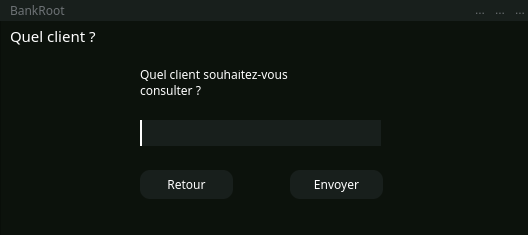
Before: the Qt Designer form quel_client.ui in SparqueeZ/Bank-Root, drawn with Qt 5.
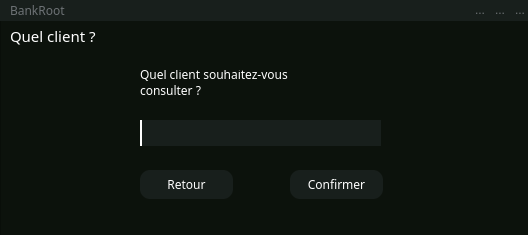
After: the same form once the commit is applied. Icons and pictures are not drawn.

```diff
--- a/quel_client.ui
+++ b/quel_client.ui
@@ -125,7 +125,7 @@
     </property>
     <property name="font">
      <font>
-      <family>Montserrat</family>
+      <family>Montserrat Medium</family>
       <pointsize>9</pointsize>
      </font>
     </property>
@@ -151,7 +151,7 @@
 </string>
     </property>
     <property name="text">
-     <string>Envoyer</string>
+     <string>Confirmer</string>
     </property>
    </widget>
    <widget class="QLabel" name="label_5">
```
Left out of the diff: 12 changed lines with no effect on the pictures.
